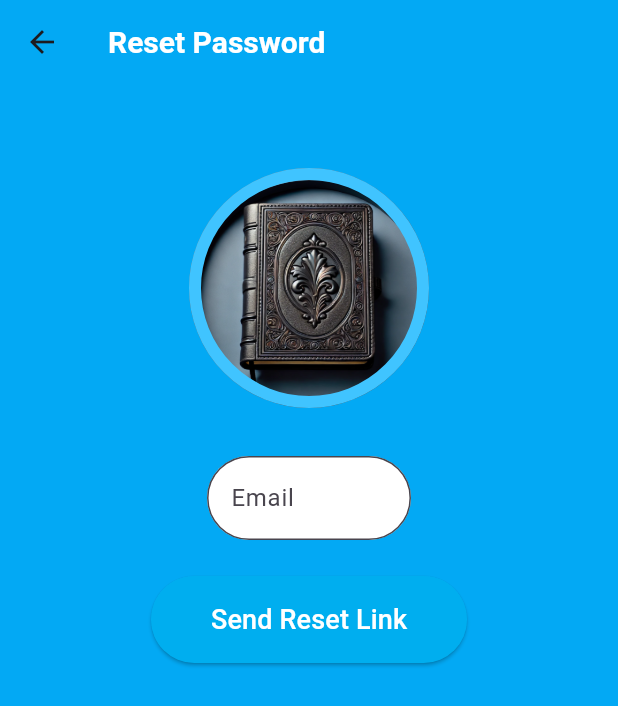
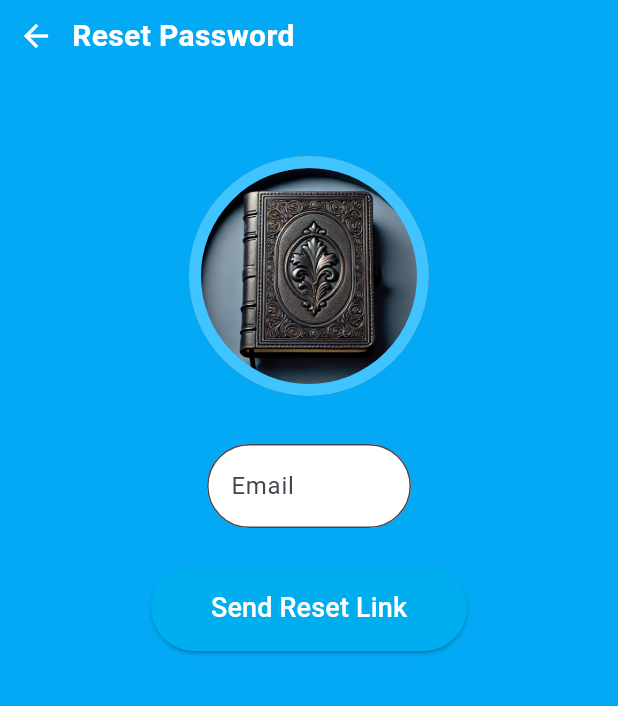
Before and after one commit to mcorco/memolog_new, a Flutter app: the ResetPasswordPage screen opened by its route, on a phone screen of 412 x 824 dp. Shown: the top 706 px of the screen. Run offline on Flutter 3.47's test engine with Material 3 defaults, Android fonts, the light colour scheme and no system bars; our stand-ins replace cloud_firestore, firebase_auth, firebase_core, image_picker, table_calendar; accounts and stored records are empty.

Commit message:
Update Diary Entry title and back arrow alignment

```diff
--- a/lib/screens/reset_password.dart
+++ b/lib/screens/reset_password.dart
@@ -1,5 +1,3 @@
-// ignore_for_file: use_build_context_synchronously, library_private_types_in_public_api
-
 import 'package:flutter/material.dart';
 import 'package:firebase_auth/firebase_auth.dart';
 
@@ -21,7 +19,8 @@ class _ResetPasswordPageState extends State<ResetPasswordPage> {
       try {
         await _auth.sendPasswordResetEmail(email: email);
         ScaffoldMessenger.of(context).showSnackBar(
-          const SnackBar(content: Text("Password reset link has been sent to your email.")),
+          const SnackBar(
+              content: Text("Password reset link has been sent to your email.")),
         );
       } on FirebaseAuthException catch (e) {
         String errorMessage = "An error occurred, please try again.";
@@ -49,15 +48,32 @@ class _ResetPasswordPageState extends State<ResetPasswordPage> {
   @override
   Widget build(BuildContext context) {
     return Scaffold(
-      appBar: AppBar(
-        title: const Text('Reset Password'),
-        backgroundColor: const Color.fromRGBO(3, 169, 244, 1), // Set the AppBar color
-        titleTextStyle: const TextStyle(
-          color: Colors.white,
-          fontSize: 20, // Match the font size for uniformity
-          fontWeight: FontWeight.bold,
+      appBar: PreferredSize(
+        preferredSize: const Size.fromHeight(60), // Set AppBar height
+        child: Container(
+          color: const Color.fromRGBO(3, 169, 244, 1), // Match AppBar color
+          child: SafeArea(
+            child: Row(
+              children: [
+                IconButton(
+                  icon: const Icon(Icons.arrow_back, color: Colors.white),
+                  onPressed: () {
+                    Navigator.pop(context);
+                  },
+                  tooltip: 'Back',
+                ),
+                const Text(
+                  'Reset Password',
+                  style: TextStyle(
+                    color: Colors.white,
+                    fontSize: 20,
+                    fontWeight: FontWeight.bold,
+                  ),
+                ),
+              ],
+            ),
+          ),
         ),
-        elevation: 0,
       ),
       body: Container(
         width: double.infinity,
@@ -76,7 +92,7 @@ class _ResetPasswordPageState extends State<ResetPasswordPage> {
                   height: 160,
                   decoration: BoxDecoration(
                     shape: BoxShape.circle,
-                    image: DecorationImage(
+                    image: const DecorationImage(
                       image: AssetImage('lib/images/leather_diary.png'), // Path to your diary image
                       fit: BoxFit.cover,
                     ),
@@ -111,11 +127,13 @@ class _ResetPasswordPageState extends State<ResetPasswordPage> {
                 ElevatedButton(
                   onPressed: _resetPassword,
                   style: ElevatedButton.styleFrom(
-                    backgroundColor: const Color.fromARGB(255, 0, 174, 239), // Vibrant blue color for consistency
+                    backgroundColor:
+                        const Color.fromARGB(255, 0, 174, 239), // Vibrant blue color for consistency
                     shape: RoundedRectangleBorder(
                       borderRadius: BorderRadius.circular(30.0),
                     ),
-                    padding: const EdgeInsets.symmetric(vertical: 16.0, horizontal: 40.0),
+                    padding: const EdgeInsets.symmetric(
+                        vertical: 16.0, horizontal: 40.0),
                   ),
                   child: const Text(
                     'Send Reset Link',
```
Also changed, not shown: lib/screens/diary_entry_page.dart (+127 -49 lines), lib/screens/home_page.dart (+16 -4 lines), lib/screens/register_page.dart (+40 -18 lines), lib/firebase_options.dart.
